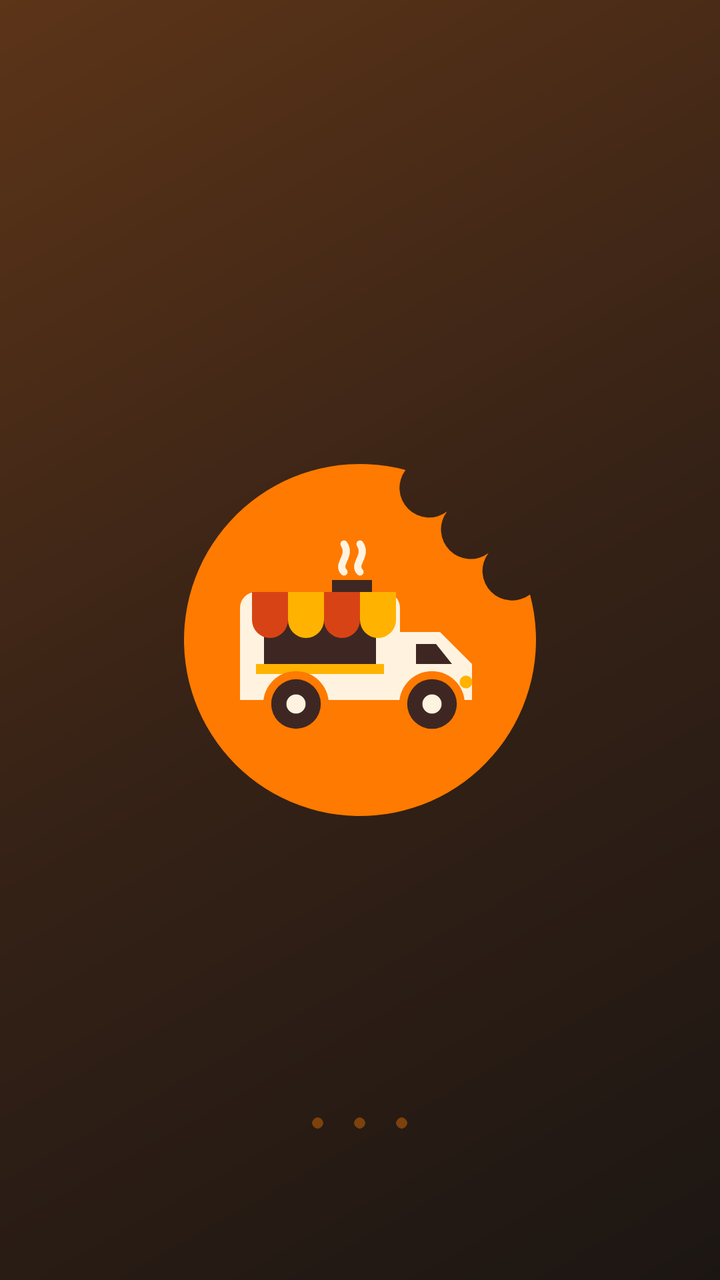
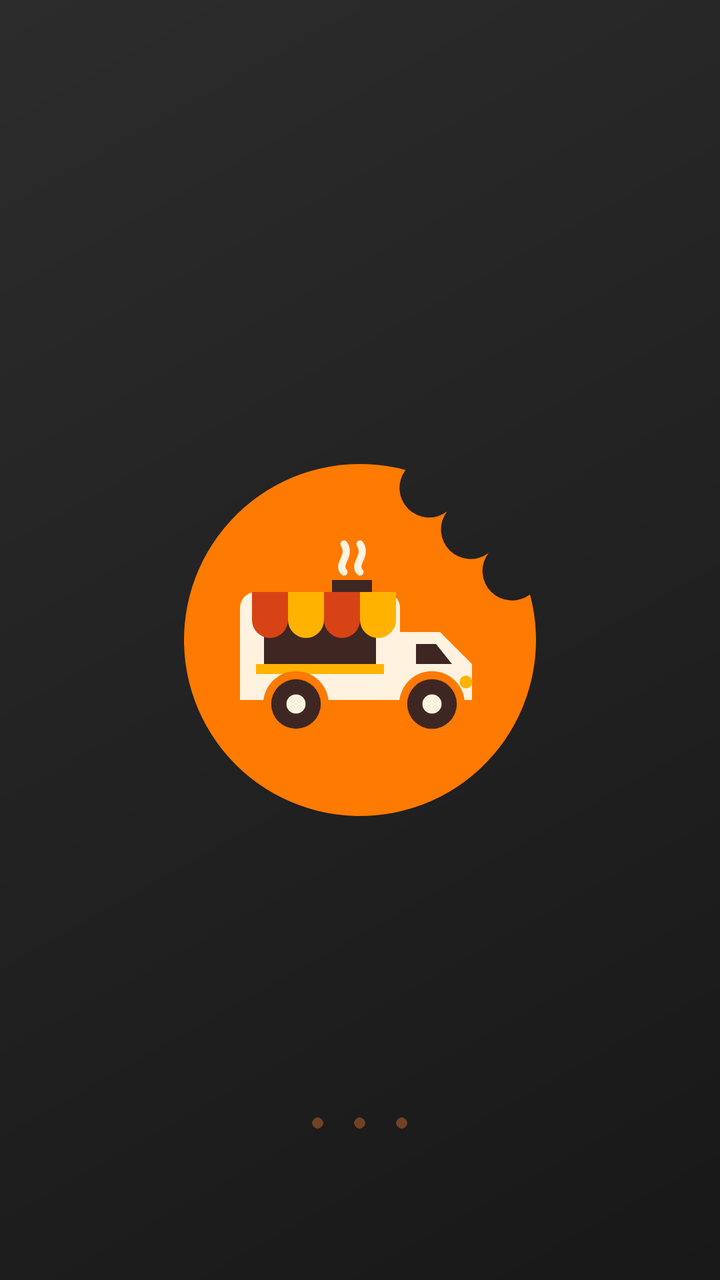

An Android layout rendered at two revisions. The XML below is the earlier revision; the diff shows what the commit changed to produce the second picture.
<!-- AndroidManifest.xml: activity theme Theme.StreetBite.Starting -->
<!-- res/layout/activity_splash.xml -->
<?xml version="1.0" encoding="utf-8"?>
<RelativeLayout xmlns:android="http://schemas.android.com/apk/res/android"
    android:layout_width="match_parent"
    android:layout_height="match_parent"
    android:background="@drawable/bg_hero_logo"
    android:clipChildren="false"
    android:clipToPadding="false">

    
    <FrameLayout
        android:id="@+id/contenedorLogo"
        android:layout_width="216dp"
        android:layout_height="216dp"
        android:layout_centerInParent="true"
        android:clipChildren="false"
        android:clipToPadding="false">

        
        <View
            android:id="@+id/viewPulso1"
            android:layout_width="176dp"
            android:layout_height="176dp"
            android:layout_gravity="center"
            android:alpha="0"
            android:background="@drawable/bg_splash_pulso" />

        <View
            android:id="@+id/viewPulso2"
            android:layout_width="176dp"
            android:layout_height="176dp"
            android:layout_gravity="center"
            android:alpha="0"
            android:background="@drawable/bg_splash_pulso" />

        <ImageView
            android:id="@+id/imgLogoSplash"
            android:layout_width="match_parent"
            android:layout_height="match_parent"
            android:contentDescription="Logo de StreetBite"
            android:scaleType="fitCenter"
            android:src="@drawable/ic_streetbite_logo" />
    </FrameLayout>

    
    <LinearLayout
        android:layout_width="match_parent"
        android:layout_height="wrap_content"
        android:layout_below="@id/contenedorLogo"
        android:layout_marginTop="12dp"
        android:gravity="center_horizontal"
        android:orientation="vertical"
        android:paddingStart="24dp"
        android:paddingEnd="24dp">

        <TextView
            android:id="@+id/txtNombreSplash"
            android:layout_width="wrap_content"
            android:layout_height="wrap_content"
            android:alpha="0"
            android:fontFamily="sans-serif-black"
            android:letterSpacing="-0.02"
            android:text="StreetBite"
            android:textColor="#FFF8F0"
            android:textSize="38sp" />

        <TextView
            android:id="@+id/txtLemaSplash"
            android:layout_width="wrap_content"
            android:layout_height="wrap_content"
            android:layout_marginTop="6dp"
            android:alpha="0"
            android:gravity="center"
            android:letterSpacing="0.03"
            android:text="Encuentra tu próximo foodtruck"
            android:textColor="#D7CCC8"
            android:textSize="14sp" />
    </LinearLayout>

    
    <LinearLayout
        android:layout_width="wrap_content"
        android:layout_height="wrap_content"
        android:layout_alignParentBottom="true"
        android:layout_centerHorizontal="true"
        android:layout_marginBottom="68dp"
        android:orientation="horizontal">

        <View
            android:id="@+id/punto1"
            android:layout_width="9dp"
            android:layout_height="9dp"
            android:layout_margin="6dp"
            android:alpha="0.4"
            android:background="@drawable/bg_splash_dot"
            android:scaleX="0.6"
            android:scaleY="0.6" />

        <View
            android:id="@+id/punto2"
            android:layout_width="9dp"
            android:layout_height="9dp"
            android:layout_margin="6dp"
            android:alpha="0.4"
            android:background="@drawable/bg_splash_dot"
            android:scaleX="0.6"
            android:scaleY="0.6" />

        <View
            android:id="@+id/punto3"
            android:layout_width="9dp"
            android:layout_height="9dp"
            android:layout_margin="6dp"
            android:alpha="0.4"
            android:background="@drawable/bg_splash_dot"
            android:scaleX="0.6"
            android:scaleY="0.6" />
    </LinearLayout>

</RelativeLayout>
<!-- resources referenced by this layout -->
<resources>
  <!-- drawable bg_hero_logo (drawable) -->
  <?xml version="1.0" encoding="utf-8"?>
  <shape xmlns:android="http://schemas.android.com/apk/res/android"
      android:shape="rectangle">
      <gradient
          android:angle="315"
          android:centerColor="#362216"
          android:endColor="#1C1613"
          android:startColor="#5C3418" />
  </shape>
  <!-- drawable bg_splash_dot (drawable) -->
  <?xml version="1.0" encoding="utf-8"?>
  <shape xmlns:android="http://schemas.android.com/apk/res/android"
      android:shape="oval">
      <solid android:color="#FF7A00" />
  </shape>
  <!-- drawable bg_splash_pulso (drawable) -->
  <?xml version="1.0" encoding="utf-8"?>
  <shape xmlns:android="http://schemas.android.com/apk/res/android"
      android:shape="oval">
      <solid android:color="#00000000" />
      <stroke
          android:width="3dp"
          android:color="#FF7A00" />
  </shape>
  <!-- drawable ic_streetbite_logo: vector/xml drawable (drawable, 2789 chars, omitted) -->
  <style name="Theme.StreetBite.Starting" parent="Theme.SplashScreen">
          <item name="windowSplashScreenBackground">#1C1613</item>
          <item name="windowSplashScreenAnimatedIcon">@drawable/ic_splash_icon</item>
          <item name="postSplashScreenTheme">@style/Theme.StreetBite</item>
      </style>
  <!-- drawable ic_splash_icon (drawable) -->
  <?xml version="1.0" encoding="utf-8"?>
  <inset xmlns:android="http://schemas.android.com/apk/res/android"
      android:drawable="@drawable/ic_streetbite_logo"
      android:insetLeft="12%"
      android:insetTop="12%"
      android:insetRight="12%"
      android:insetBottom="12%" />
  <style name="Theme.StreetBite" parent="Theme.AppCompat.NoActionBar">
          <item name="colorPrimary">@color/sb_naranja</item>
          <item name="colorPrimaryDark">@color/sb_crema</item>
          <item name="colorAccent">@color/sb_naranja</item>
          <item name="android:windowBackground">@color/sb_crema</item>
          <item name="android:statusBarColor">@android:color/transparent</item>
          <item name="android:windowLightStatusBar">false</item>
          
          <item name="android:windowActivityTransitions">true</item>
          <item name="android:windowContentTransitions">true</item>
      </style>
  <color name="sb_naranja">#FFB020</color>
  <color name="sb_crema">#1C1613</color>
</resources>

<!-- the commit's change to res/layout/activity_splash.xml (unified diff, before → after) -->
@@ -60,7 +60,7 @@
             android:fontFamily="sans-serif-black"
             android:letterSpacing="-0.02"
             android:text="StreetBite"
-            android:textColor="#FFF8F0"
+            android:textColor="#FAFAF8"
             android:textSize="38sp" />
 
         <TextView
@@ -72,7 +72,7 @@
             android:gravity="center"
             android:letterSpacing="0.03"
             android:text="Encuentra tu próximo foodtruck"
-            android:textColor="#D7CCC8"
+            android:textColor="#E8E5DF"
             android:textSize="14sp" />
     </LinearLayout>
 
<!-- resource entries referenced after the edit -->
@@ -6,15 +6,15 @@
       android:shape="rectangle">
       <gradient
           android:angle="315"
-          android:centerColor="#362216"
-          android:endColor="#1C1613"
-          android:startColor="#5C3418" />
+          android:centerColor="#222222"
+          android:endColor="#181818"
+          android:startColor="#2C2C2C" />
   </shape>
   <!-- drawable bg_splash_dot (drawable) -->
   <?xml version="1.0" encoding="utf-8"?>
   <shape xmlns:android="http://schemas.android.com/apk/res/android"
       android:shape="oval">
-      <solid android:color="#FF7A00" />
+      <solid android:color="#F47B35" />
   </shape>
   <!-- drawable bg_splash_pulso (drawable) -->
   <?xml version="1.0" encoding="utf-8"?>
@@ -23,11 +23,11 @@
       <solid android:color="#00000000" />
       <stroke
           android:width="3dp"
-          android:color="#FF7A00" />
+          android:color="#F47B35" />
   </shape>
   <!-- drawable ic_streetbite_logo: vector/xml drawable (drawable, 2789 chars, omitted) -->
   <style name="Theme.StreetBite.Starting" parent="Theme.SplashScreen">
-          <item name="windowSplashScreenBackground">#1C1613</item>
+          <item name="windowSplashScreenBackground">#181818</item>
           <item name="windowSplashScreenAnimatedIcon">@drawable/ic_splash_icon</item>
           <item name="postSplashScreenTheme">@style/Theme.StreetBite</item>
       </style>
@@ -50,7 +50,7 @@
           <item name="android:windowActivityTransitions">true</item>
           <item name="android:windowContentTransitions">true</item>
       </style>
-  <color name="sb_naranja">#FFB020</color>
-  <color name="sb_crema">#1C1613</color>
+  <color name="sb_naranja">#F47B35</color>
+  <color name="sb_crema">#181818</color>
 </resources>
 
